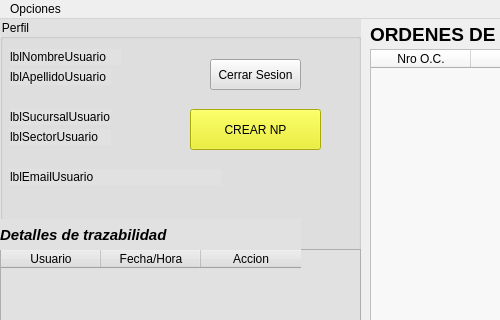
The window that pantalla1Firma.ui (AyeQuinteros15/DemoPracticas) describes before a commit, drawn with Qt 5; both pictures show x 0 to 500 and y 0 to 320 of the 1354 by 768 pixel window.
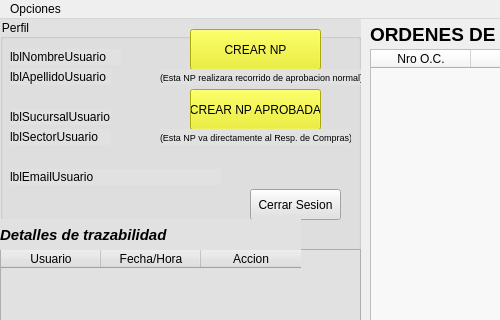
The same window after the commit.

```diff
--- a/pantalla1Firma.ui
+++ b/pantalla1Firma.ui
@@ -109,8 +109,8 @@
     <widget class="QPushButton" name="btnCerrarSesion">
      <property name="geometry">
       <rect>
-       <x>210</x>
-       <y>40</y>
+       <x>250</x>
+       <y>170</y>
        <width>91</width>
        <height>31</height>
       </rect>
@@ -123,7 +123,7 @@
      <property name="geometry">
       <rect>
        <x>190</x>
-       <y>90</y>
+       <y>10</y>
        <width>131</width>
        <height>41</height>
       </rect>
@@ -181,6 +181,59 @@
       <string>Detalles de trazabilidad</string>
      </property>
     </widget>
+    <widget class="QLabel" name="label_2">
+     <property name="geometry">
+      <rect>
+       <x>160</x>
+       <y>50</y>
+       <width>201</width>
+       <height>16</height>
+      </rect>
+     </property>
+     <property name="font">
+      <font>
+       <pointsize>7</pointsize>
+      </font>
+     </property>
+     <property name="text">
+      <string>(Esta NP realizara recorrido de aprobacion normal)</string>
+     </property>
+    </widget>
+    <widget class="QPushButton" name="btnCrearNPaprobada_F2">
+     <property name="geometry">
+      <rect>
+       <x>190</x>
+       <y>70</y>
+       <width>131</width>
+       <height>41</height>
+      </rect>
+     </property>
+     <property name="styleSheet">
+      <string notr="true">background-color: rgb(235, 239, 13);
+color: rgb(0, 0, 0);</string>
+     </property>
+     <property name="text">
+      <string>CREAR NP APROBADA</string>
+     </property>
+    </widget>
+    <widget class="QLabel" name="label_3">
+     <property name="geometry">
+      <rect>
+       <x>160</x>
+       <y>110</y>
+       <width>191</width>
+       <height>16</height>
+      </rect>
+     </property>
+     <property name="font">
+      <font>
+       <pointsize>7</pointsize>
+      </font>
+     </property>
+     <property name="text">
+      <string>(Esta NP va directamente al Resp. de Compras)</string>
+     </property>
+    </widget>
    </widget>
    <widget class="QTableWidget" name="tablaOCactivas1F">
     <property name="geometry">
```
Left out of the diff: 6 changed lines with no effect on the pictures.
